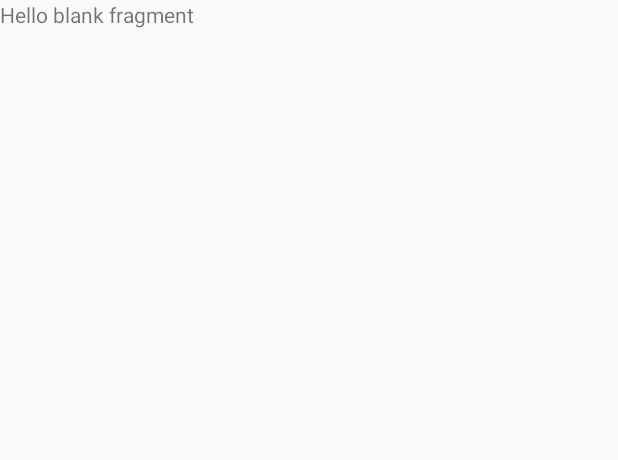
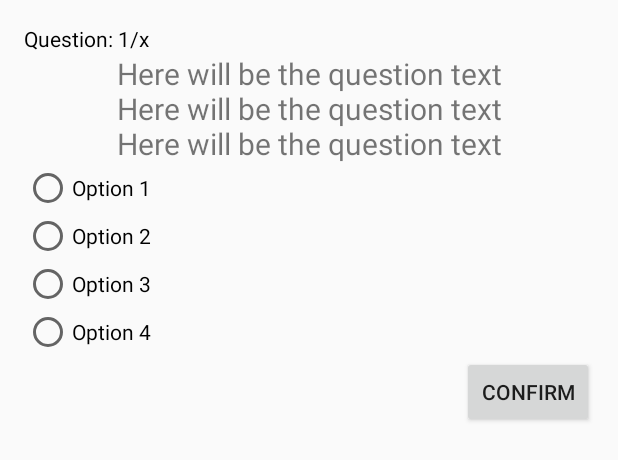
Before and after one commit to suzytang/INFS3605Assignment, an Android app: the layout fragment_m_c_q.xml on its own in the app's theme, with its tools: preview values and no code run, on a phone screen of 412 x 824 dp. Shown: the top 460 px of the screen. Run offline under Robolectric (Android 15) with nearby library versions, the phone set to English and light mode, and no system bars.

Commit message:
- smol changes

```diff
--- a/app/src/main/java/com/example/infs3605assignment/ui/knowledge/MCQ.java
+++ b/app/src/main/java/com/example/infs3605assignment/ui/knowledge/MCQ.java
@@ -18,6 +18,9 @@ public class MCQ extends Fragment {
     @Override
     public View onCreateView(LayoutInflater inflater, ViewGroup container,
                              Bundle savedInstanceState) {
+        container.removeAllViews();
+        int level = getArguments().getInt("Level");
+        View root = inflater.inflate(R.layout.fragment_module_content, container, false);
         // Inflate the layout for this fragment
         // Radio buttons for each question
         // Store user answers
@@ -25,7 +28,7 @@ public class MCQ extends Fragment {
         //// Pass arraylist with MCQInput and categories
         //args.putSerializable("arraylist", answers);
         //intent2.putExtra("bundle", args);
-        return inflater.inflate(R.layout.fragment_m_c_q, container, false);
+        return root;
     }
 
     @Override
--- a/app/src/main/res/layout/fragment_m_c_q.xml
+++ b/app/src/main/res/layout/fragment_m_c_q.xml
@@ -1,13 +1,91 @@
 <?xml version="1.0" encoding="utf-8"?>
 <FrameLayout xmlns:android="http://schemas.android.com/apk/res/android"
+    xmlns:app="http://schemas.android.com/apk/res-auto"
     xmlns:tools="http://schemas.android.com/tools"
     android:layout_width="match_parent"
     android:layout_height="match_parent"
     tools:context=".ui.knowledge.MCQ">
 
-    <TextView
+    <androidx.constraintlayout.widget.ConstraintLayout
         android:layout_width="match_parent"
-        android:layout_height="match_parent"
-        android:text="@string/hello_blank_fragment" />
+        android:layout_height="match_parent">
+
+        <RadioGroup
+            android:id="@+id/radio_group"
+            android:layout_width="0dp"
+            android:layout_height="wrap_content"
+            android:layout_centerVertical="true"
+            android:layout_marginStart="16dp"
+            android:layout_marginLeft="16dp"
+            android:layout_marginEnd="16dp"
+            android:layout_marginRight="16dp"
+            app:layout_constraintEnd_toEndOf="parent"
+            app:layout_constraintStart_toStartOf="parent"
+            app:layout_constraintTop_toBottomOf="@+id/text_view_question">
+
+            <RadioButton
+                android:id="@+id/radio_button1"
+                android:layout_width="wrap_content"
+                android:layout_height="wrap_content"
+                android:text="Option 1" />
+
+            <RadioButton
+                android:id="@+id/radio_button2"
+                android:layout_width="wrap_content"
+                android:layout_height="wrap_content"
+                android:text="Option 2" />
+
+            <RadioButton
+                android:id="@+id/radio_button3"
+                android:layout_width="wrap_content"
+                android:layout_height="wrap_content"
+                android:text="Option 3" />
+
+            <RadioButton
+                android:id="@+id/radio_button4"
+                android:layout_width="match_parent"
+                android:layout_height="wrap_content"
+                android:text="Option 4" />
+        </RadioGroup>
+
+        <Button
+            android:id="@+id/button_confirm_next"
+            android:layout_width="wrap_content"
+            android:layout_height="wrap_content"
+            android:layout_below="@id/radio_group"
+            android:layout_marginEnd="16dp"
+            android:layout_marginRight="16dp"
+            android:text="Confirm"
+            app:layout_constraintEnd_toEndOf="parent"
+            app:layout_constraintTop_toBottomOf="@+id/radio_group" />
+
+        <TextView
+            android:id="@+id/text_view_question_count"
+            android:layout_width="wrap_content"
+            android:layout_height="wrap_content"
+            android:layout_marginStart="16dp"
+            android:layout_marginLeft="16dp"
+            android:layout_marginTop="16dp"
+            android:text="Question: 1/x"
+            android:textColor="@android:color/black"
+            app:layout_constraintStart_toStartOf="parent"
+            app:layout_constraintTop_toTopOf="parent" />
+
+        <TextView
+            android:id="@+id/text_view_question"
+            android:layout_width="match_parent"
+            android:layout_height="wrap_content"
+            android:layout_above="@id/radio_group"
+            android:layout_marginStart="16dp"
+            android:layout_marginLeft="16dp"
+            android:layout_marginEnd="16dp"
+            android:layout_marginRight="16dp"
+            android:text="Here will be the question text\nHere will be the question text\nHere will be the question text"
+            android:textAlignment="center"
+            android:textSize="20sp"
+            app:layout_constraintEnd_toEndOf="parent"
+            app:layout_constraintStart_toStartOf="parent"
+            app:layout_constraintTop_toBottomOf="@+id/text_view_question_count" />
+    </androidx.constraintlayout.widget.ConstraintLayout>
 
 </FrameLayout>
--- a/app/src/main/res/layout/fragment_module_content.xml
+++ b/app/src/main/res/layout/fragment_module_content.xml
@@ -138,12 +138,11 @@
                 android:id="@+id/moduleHeader"
                 android:layout_width="0dp"
                 android:layout_height="100dp"
-                android:adjustViewBounds="true"
                 android:scaleType="centerCrop"
                 app:layout_constraintEnd_toEndOf="parent"
                 app:layout_constraintStart_toStartOf="parent"
                 app:layout_constraintTop_toTopOf="parent"
-                tools:src="@tools:sample/backgrounds/scenic" />
+                android:src="@drawable/header1" />
         </androidx.constraintlayout.widget.ConstraintLayout>
     </ScrollView>
 
```
Also changed, not shown: app/src/main/java/com/example/infs3605assignment/ui/knowledge/ModuleAdapter.java (+21 -8 lines), app/src/main/java/com/example/infs3605assignment/ui/knowledge/ModuleCategories.java (+13 -11 lines), app/src/main/res/drawable/header1.jpg (added).
